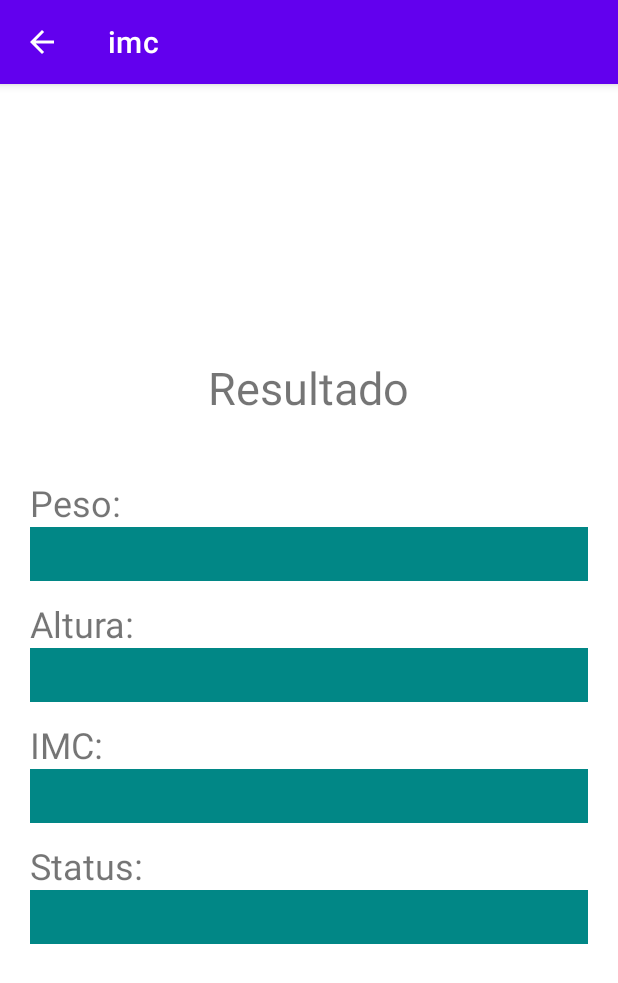
After one commit to LukasVenancio/INDMO-IMC, an Android app: the ResultadoActivity screen opened directly, with no data from a screen before it, on a phone screen of 412 x 824 dp. The commit adds this screen. Shown: the top 983 px of the screen. Run offline under Robolectric (Android 15) with nearby library versions, the phone set to English and light mode, and no system bars.

Commit message:
Second Activity completed.

```diff
--- a/app/src/main/AndroidManifest.xml
+++ b/app/src/main/AndroidManifest.xml
@@ -1,6 +1,6 @@
 <?xml version="1.0" encoding="utf-8"?>
 <manifest xmlns:android="http://schemas.android.com/apk/res/android"
-    package="br.senai.imc">
+    package="br.senai.imc" >
 
     <application
         android:allowBackup="true"
@@ -8,10 +8,15 @@
         android:label="@string/app_name"
         android:roundIcon="@mipmap/ic_launcher_round"
         android:supportsRtl="true"
-        android:theme="@style/Theme.Imc">
+        android:theme="@style/Theme.Imc" >
+        <activity
+            android:name=".ResultadoActivity"
+            android:exported="false"
+            android:parentActivityName=".MainActivity"/>
         <activity
             android:name=".MainActivity"
-            android:exported="true">
+            android:exported="true"
+            android:launchMode="singleTop">
             <intent-filter>
                 <action android:name="android.intent.action.MAIN" />
 
--- a/app/src/main/java/br/senai/imc/MainActivity.kt
+++ b/app/src/main/java/br/senai/imc/MainActivity.kt
@@ -1,5 +1,6 @@
 package br.senai.imc
 
+import android.content.Intent
 import android.graphics.Color
 import androidx.appcompat.app.AppCompatActivity
 import android.os.Bundle
@@ -34,8 +35,15 @@ class MainActivity : AppCompatActivity() {
                 val valorIMC = calcularIMC(peso, altura)
                 val situacaoIMC = determinarStatusIMC(valorIMC)
 
-                statusContainer.text = "Seu IMC é: " + dec.format(valorIMC)
-                mensagemContainer.text = situacaoIMC
+//                statusContainer.text = "Seu IMC é: " + dec.format(valorIMC)
+//                mensagemContainer.text = situacaoIMC
+
+                val intent = Intent(this, ResultadoActivity::class.java)
+                intent.putExtra("altura", altura.toString())
+                intent.putExtra("peso", peso.toString())
+                intent.putExtra("imc", dec.format(valorIMC).toString())
+                intent.putExtra("status", situacaoIMC)
+                startActivity(intent)
             }
 
         }
--- /dev/null
+++ b/app/src/main/java/br/senai/imc/ResultadoActivity.kt
@@ -0,0 +1,29 @@
+package br.senai.imc
+
+import android.content.Intent
+import androidx.appcompat.app.AppCompatActivity
+import android.os.Bundle
+import android.widget.TextView
+
+class ResultadoActivity : AppCompatActivity() {
+    override fun onCreate(savedInstanceState: Bundle?) {
+        super.onCreate(savedInstanceState)
+        setContentView(R.layout.activity_resultado)
+
+        val pesoTextView = findViewById<TextView>(R.id.peso)
+        val alturaTextView = findViewById<TextView>(R.id.altura)
+        val imcTextView = findViewById<TextView>(R.id.imc)
+        val statusTextView = findViewById<TextView>(R.id.status)
+
+        val intent : Intent = getIntent()
+
+        val actionBar = supportActionBar
+        actionBar!!.setDefaultDisplayHomeAsUpEnabled(true)
+
+        pesoTextView.text = intent.getStringExtra("peso")
+        alturaTextView.text = intent.getStringExtra("altura")
+        imcTextView.text = intent.getStringExtra("imc")
+        statusTextView.text = intent.getStringExtra("status")
+
+    }
+}
--- a/app/src/main/res/layout/activity_main.xml
+++ b/app/src/main/res/layout/activity_main.xml
@@ -70,5 +70,4 @@
         android:textSize="24sp"
         android:layout_marginTop="12dp"/>
 
-
 </LinearLayout>
--- /dev/null
+++ b/app/src/main/res/layout/activity_resultado.xml
@@ -0,0 +1,60 @@
+<?xml version="1.0" encoding="utf-8"?>
+<LinearLayout
+    xmlns:android="http://schemas.android.com/apk/res/android"
+    xmlns:tools="http://schemas.android.com/tools"
+    xmlns:app="http://schemas.android.com/apk/res-auto"
+    android:layout_width="match_parent"
+    android:layout_height="match_parent"
+    android:orientation="vertical"
+    android:gravity="center"
+    tools:context=".ResultadoActivity">
+
+    <TextView
+        android:layout_width="wrap_content"
+        android:layout_height="wrap_content"
+        android:text="Resultado"
+        android:textSize="30sp"
+        android:layout_marginBottom="40dp"/>
+
+    <LinearLayout
+        android:layout_width="match_parent"
+        android:layout_height="wrap_content"
+        android:orientation="vertical"
+        android:layout_marginHorizontal="20dp">
+
+        <TextView
+            android:text="Peso:"
+            style="@style/label" />
+
+        <TextView
+            android:id="@+id/peso"
+            style="@style/campos" />
+
+        <TextView
+            android:text="Altura: "
+            style="@style/label" />
+
+        <TextView
+            android:id="@+id/altura"
+            style="@style/campos" />
+
+        <TextView
+            android:text="IMC: "
+            style="@style/label" />
+
+        <TextView
+            android:id="@+id/imc"
+            style="@style/campos" />
+
+        <TextView
+            android:text="Status: "
+            style="@style/label" />
+
+        <TextView
+            android:id="@+id/status"
+            style="@style/campos" />
+
+    </LinearLayout>
+
+
+  </LinearLayout>
--- /dev/null
+++ b/app/src/main/res/values/styles.xml
@@ -0,0 +1,20 @@
+<?xml version="1.0" encoding="utf-8"?>
+<resources>
+
+    <style name="label">
+        <item name="android:layout_width">wrap_content</item>
+        <item name="android:layout_height">wrap_content</item>
+        <item name="android:textSize">24sp</item>
+    </style>
+
+    <style name="campos">
+        <item name="android:layout_width">match_parent</item>
+        <item name="android:layout_height">36dp</item>
+        <item name="android:textSize">20sp</item>
+        <item name="android:layout_marginBottom">12dp</item>
+        <item name="android:background">@color/teal_700</item>
+        <item name="android:textAlignment">center</item>
+        <item name="android:gravity">center</item>
+        <item name="android:textColor">@color/black</item>
+    </style>
+</resources>
```
